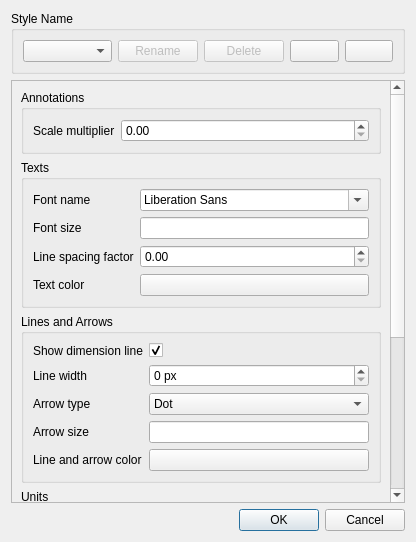
Above: src/Mod/Draft/Resources/ui/dialog_AnnotationStyleEditor.ui from southseact-3d/fcd before the change. Below: the same form after it.
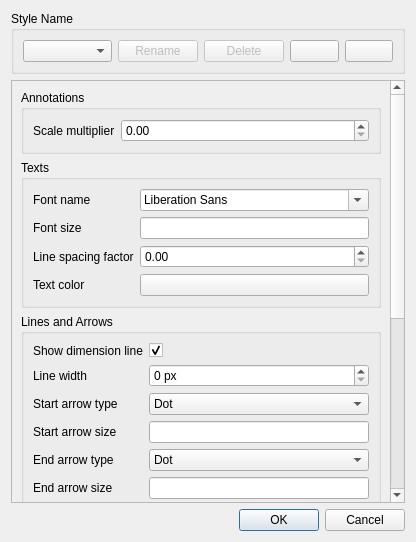
That is the form after the change. Custom widgets are drawn as their Qt base class.

Commit message:
[Feature Request] [Draft] [UI/UX] Allow to turn dimension arrows on/off individually (#11941)
* Update additional files

* The LineColor and LineWidth properties are removed from Text objects.
* Arrow properties are added by the ViewProviderDraftAnnotation class only. This avoids code duplication.

* gui_annotationstyleeditor.py fix except

* view_draft_annotation.py fix except

---------

Patch:
```diff
--- a/src/Mod/Draft/Resources/ui/dialog_AnnotationStyleEditor.ui
+++ b/src/Mod/Draft/Resources/ui/dialog_AnnotationStyleEditor.ui
@@ -154,7 +154,7 @@
         <x>0</x>
         <y>0</y>
         <width>383</width>
-        <height>589</height>
+        <height>732</height>
        </rect>
       </property>
       <layout class="QVBoxLayout" name="verticalLayout_2">
@@ -352,7 +352,7 @@
              <string>The type of arrows or markers to use for dimensions and labels</string>
             </property>
             <property name="text">
-             <string>Arrow type</string>
+             <string>Start arrow type</string>
             </property>
            </widget>
           </item>
@@ -406,7 +406,7 @@
              <string>The size of the arrows or markers in system units</string>
             </property>
             <property name="text">
-             <string>Arrow size</string>
+             <string>Start arrow size</string>
             </property>
            </widget>
           </item>
@@ -421,6 +421,85 @@
            </widget>
           </item>
           <item row="5" column="0">
+           <widget class="QLabel" name="label_ArrowTypeEnd">
+            <property name="toolTip">
+             <string>The type of the ending arrows or markers to use for dimensions and labels</string>
+            </property>
+            <property name="text">
+             <string>End arrow type</string>
+            </property>
+           </widget>
+          </item>
+          <item row="5" column="1">
+           <widget class="QComboBox" name="ArrowTypeEnd">
+            <property name="sizePolicy">
+             <sizepolicy hsizetype="MinimumExpanding" vsizetype="Fixed">
+              <horstretch>0</horstretch>
+              <verstretch>0</verstretch>
+             </sizepolicy>
+            </property>
+            <property name="minimumSize">
+             <size>
+              <width>60</width>
+              <height>0</height>
+             </size>
+            </property>
+            <property name="toolTip">
+             <string>The type of the ending arrows or markers to use for dimensions and labels</string>
+            </property>
+            <item>
+             <property name="text">
+              <string>Dot</string>
+             </property>
+            </item>
+            <item>
+             <property name="text">
+              <string>Circle</string>
+             </property>
+            </item>
+            <item>
+             <property name="text">
+              <string>Arrow</string>
+             </property>
+            </item>
+            <item>
+             <property name="text">
+              <string>Tick</string>
+             </property>
+            </item>
+            <item>
+             <property name="text">
+              <string>Tick-2</string>
+             </property>
+            </item>
+            <item>
+             <property name="text">
+              <string>None</string>
+             </property>
+            </item>
+           </widget>
+          </item>
+          <item row="6" column="0">
+           <widget class="QLabel" name="label_ArrowSizeEnd">
+            <property name="toolTip">
+             <string>The size of the ending arrows or markers in system units</string>
+            </property>
+            <property name="text">
+             <string>End arrow size</string>
+            </property>
+           </widget>
+          </item>
+          <item row="6" column="1">
+           <widget class="Gui::InputField" name="ArrowSizeEnd">
+            <property name="toolTip">
+             <string>The size of the ending arrows or markers in system units</string>
+            </property>
+            <property name="unit" stdset="0">
+             <string notr="true"/>
+            </property>
+           </widget>
+          </item>
+          <item row="7" column="0">
            <widget class="QLabel" name="label_LineColor">
             <property name="toolTip">
              <string>The color of lines and arrows</string>
@@ -430,7 +509,7 @@
             </property>
            </widget>
           </item>
-          <item row="5" column="1">
+          <item row="7" column="1">
            <widget class="Gui::ColorButton" name="LineColor">
             <property name="toolTip">
              <string>The color of lines and arrows</string>
```
Left out of the diff: 21 changed lines with no effect on the pictures. The commit also changes 19 other files.
